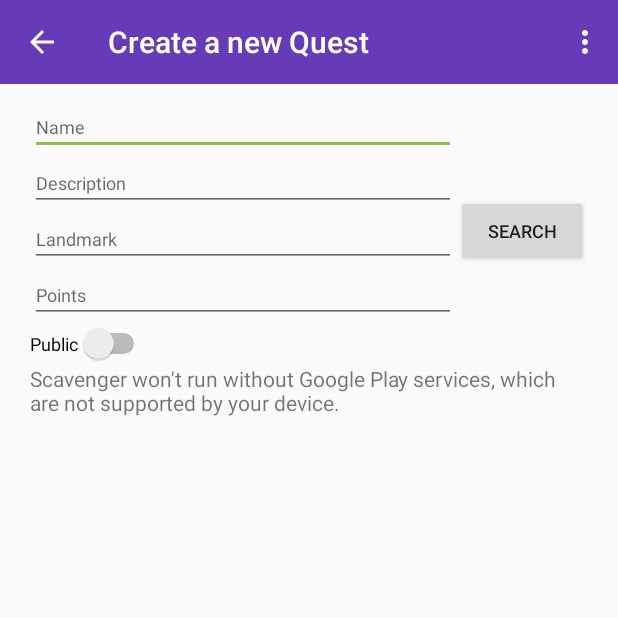
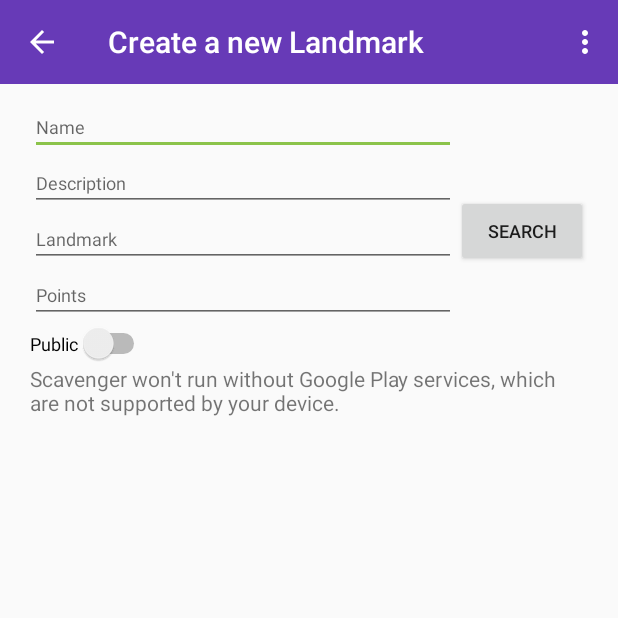
Before and after one commit to sergeydgr8/Scavenger, an Android app: the CreateLandmarkActivity screen opened directly, with no data from a screen before it, on a phone screen of 412 x 824 dp, the top half of it. Run offline under Robolectric (Android 15) with nearby library versions, the phone set to English and light mode, and no system bars; libraries missing offline, so code that uses them is left out: com.parse.

Commit message:
Refactored a bunch of things. Now need to fix up DB to correspond with the controllers and models.

```diff
--- a/Scavenger/app/src/main/java/com/android9033/scavenger/scavenger/Control/CreateQuestActivity.java
+++ b/Scavenger/app/src/main/java/com/android9033/scavenger/scavenger/Controllers/CreateLandmarkActivity.java
@@ -1,4 +1,4 @@
-package com.android9033.scavenger.scavenger.Control;
+package com.android9033.scavenger.scavenger.Controllers;
 
 import android.location.Address;
 import android.location.Geocoder;
@@ -15,6 +15,7 @@ import android.widget.EditText;
 import android.widget.Switch;
 import android.widget.Toast;
 
+import com.android9033.scavenger.scavenger.Models.Landmark;
 import com.android9033.scavenger.scavenger.R;
 import com.google.android.gms.maps.CameraUpdateFactory;
 import com.google.android.gms.maps.GoogleMap;
@@ -24,7 +25,6 @@ import com.google.android.gms.maps.model.LatLng;
 import com.google.android.gms.maps.model.MarkerOptions;
 import com.parse.ParseException;
 import com.parse.ParseGeoPoint;
-import com.parse.ParseObject;
 import com.parse.ParseUser;
 import com.parse.SaveCallback;
 
@@ -32,17 +32,15 @@ import java.io.IOException;
 import java.util.ArrayList;
 import java.util.List;
 
-import com.android9033.scavenger.scavenger.Model.Quest;
-
 /**
  * Created by yirongshao on 11/21/15.
  */
-public class CreateQuestActivity extends AppCompatActivity {
+public class CreateLandmarkActivity extends AppCompatActivity {
 
     private GoogleMap myMap;
-    private EditText questName;
-    private EditText questDescription;
-    private EditText questPoint;
+    private EditText landmarkName;
+    private EditText landmarkDescription;
+    private EditText landmarkPoint;
     private ParseGeoPoint geoPoint;
     private boolean isPublic;
 
@@ -55,14 +53,14 @@ public class CreateQuestActivity extends AppCompatActivity {
         Toolbar toolbar = (Toolbar) findViewById(R.id.app_bar);
         if (toolbar != null) {
             setSupportActionBar(toolbar);
-            getSupportActionBar().setTitle("Create a new Quest");
+            getSupportActionBar().setTitle("Create a new Landmark");
             getSupportActionBar().setHomeButtonEnabled(true);
             getSupportActionBar().setDisplayHomeAsUpEnabled(true);
         }
 
-        questName = (EditText) findViewById(R.id.etName);
-        questDescription = (EditText) findViewById(R.id.etDescriptoin);
-        questPoint = (EditText) findViewById(R.id.etPoint);
+        landmarkName = (EditText) findViewById(R.id.etName);
+        landmarkDescription = (EditText) findViewById(R.id.etDescriptoin);
+        landmarkPoint = (EditText) findViewById(R.id.etPoint);
 
 
         Switch mSwitch = (Switch) findViewById(R.id.switch1);
@@ -124,15 +122,15 @@ public class CreateQuestActivity extends AppCompatActivity {
 
     public void submitQuest(){
         if (checkValid()) {
-            String name = questName.getText().toString();
-            Quest quest = new Quest();
-            quest.setName(name);
-            quest.put("userfinished", new ArrayList<String>());
-            quest.setGeo(geoPoint);
-            quest.setStage(isPublic);
-            quest.setDes(questDescription.getText().toString());
-            quest.put("questpoint",questPoint.getText().toString());
-            quest.saveInBackground(new SaveCallback() {
+            String name = landmarkName.getText().toString();
+            Landmark landmark = new Landmark();
+            landmark.setName(name);
+            landmark.put("userfinished", new ArrayList<String>());
+            landmark.setGeo(geoPoint);
+            landmark.setStage(isPublic);
+            landmark.setDes(landmarkDescription.getText().toString());
+            landmark.put("questpoint", landmarkPoint.getText().toString());
+            landmark.saveInBackground(new SaveCallback() {
                 @Override
                 public void done(ParseException e) {
                 }
@@ -147,23 +145,23 @@ public class CreateQuestActivity extends AppCompatActivity {
 
                 }
             });
-            Toast.makeText(CreateQuestActivity.this, "Created", Toast.LENGTH_LONG)
+            Toast.makeText(CreateLandmarkActivity.this, "Created!", Toast.LENGTH_LONG)
                     .show();
         }
 
     }
 
     public boolean checkValid(){
-        if (isEmpty(questName)){
-            Toast.makeText(CreateQuestActivity.this, "Qest Name is Empty", Toast.LENGTH_LONG)
+        if (isEmpty(landmarkName)){
+            Toast.makeText(CreateLandmarkActivity.this, "Landmark name is empty! Please set a name.", Toast.LENGTH_LONG)
                     .show();
             return false;
-        } else if (isEmpty(questDescription)){
-            Toast.makeText(CreateQuestActivity.this, "Qest Description is Empty", Toast.LENGTH_LONG)
+        } else if (isEmpty(landmarkDescription)){
+            Toast.makeText(CreateLandmarkActivity.this, "Landmark description is empty! Please enter one.", Toast.LENGTH_LONG)
                     .show();
             return false;
         } else if (geoPoint == null){
-            Toast.makeText(CreateQuestActivity.this, "Please set a location", Toast.LENGTH_LONG)
+            Toast.makeText(CreateLandmarkActivity.this, "Location is empty! Please set a location.", Toast.LENGTH_LONG)
                     .show();
             return false;
         } else {
--- a/Scavenger/app/src/main/java/com/android9033/scavenger/scavenger/Control/MyActivity.java
+++ b/Scavenger/app/src/main/java/com/android9033/scavenger/scavenger/Controllers/MainActivity.java
@@ -1,24 +1,19 @@
-package com.android9033.scavenger.scavenger.Control;
+package com.android9033.scavenger.scavenger.Controllers;
 
-import android.app.ActionBar;
 import android.content.Intent;
 import android.os.Bundle;
 import android.support.design.widget.FloatingActionButton;
-import android.support.design.widget.Snackbar;
 import android.support.design.widget.TabLayout;
-import android.support.v4.app.FragmentActivity;
-import android.support.v4.app.NavUtils;
 import android.support.v4.view.ViewPager;
 import android.support.v7.app.AppCompatActivity;
 import android.support.v7.widget.Toolbar;
 import android.view.Menu;
 import android.view.MenuItem;
 import android.view.View;
-import android.widget.ImageView;
 
 import com.android9033.scavenger.scavenger.R;
 
-public class MyActivity extends AppCompatActivity {
+public class MainActivity extends AppCompatActivity {
 
 
     @Override
@@ -65,7 +60,7 @@ public class MyActivity extends AppCompatActivity {
         fab.setOnClickListener(new View.OnClickListener() {
             @Override
             public void onClick(View view) {
-                Intent mIntent = new Intent(MyActivity.this, CreateQuestActivity.class);
+                Intent mIntent = new Intent(MainActivity.this, CreateLandmarkActivity.class);
                 startActivity(mIntent);
 
             }
--- a/Scavenger/app/src/main/java/com/android9033/scavenger/scavenger/Control/YouFragment.java
+++ b/Scavenger/app/src/main/java/com/android9033/scavenger/scavenger/Controllers/YouFragment.java
@@ -1,4 +1,4 @@
-package com.android9033.scavenger.scavenger.Control;
+package com.android9033.scavenger.scavenger.Controllers;
 
 import android.content.Intent;
 import android.graphics.Bitmap;
@@ -14,7 +14,6 @@ import android.widget.ImageView;
 import android.widget.ListView;
 import android.widget.TextView;
 
-import com.android9033.scavenger.scavenger.Model.Quest;
 import com.android9033.scavenger.scavenger.R;
 import com.parse.GetDataCallback;
 import com.parse.ParseException;
--- a/Scavenger/app/src/main/java/com/android9033/scavenger/scavenger/Model/User.java
+++ b/Scavenger/app/src/main/java/com/android9033/scavenger/scavenger/Models/User.java
@@ -1,7 +1,6 @@
-package com.android9033.scavenger.scavenger.Model;
+package com.android9033.scavenger.scavenger.Models;
 
 import com.parse.ParseClassName;
-import com.parse.ParseObject;
 import com.parse.ParseUser;
 
 /**
--- a/Scavenger/app/src/main/res/layout/app_bar.xml
+++ b/Scavenger/app/src/main/res/layout/app_bar.xml
@@ -4,7 +4,7 @@
     xmlns:tools="http://schemas.android.com/tools"
     android:layout_width="match_parent"
     android:layout_height="wrap_content"
-    android:background="#673AB7"
+    android:background="@color/actionbar"
     android:fitsSystemWindows="true"
     app:theme="@style/ThemeOverlay.AppCompat.Dark.ActionBar"
     app:popupTheme="@style/ThemeOverlay.AppCompat.Light"
--- a/Scavenger/app/src/main/res/values/styles.xml
+++ b/Scavenger/app/src/main/res/values/styles.xml
@@ -6,6 +6,8 @@
         <item name="colorPrimary">@color/colorPrimary</item>
         <item name="colorPrimaryDark">@color/colorPrimaryDark</item>
         <item name="colorAccent">@color/colorAccent</item>
+        <item name="android:tabWidgetStyle">@style/LightTabWidget</item>
+
     </style>
     <style name="AppTheme.NoActionBar">
         <item name="windowActionBar">false</item>
@@ -14,4 +16,11 @@
     <style name="AppTheme.AppBarOverlay" parent="ThemeOverlay.AppCompat.Dark.ActionBar" />
     <style name="AppTheme.PopupOverlay" parent="ThemeOverlay.AppCompat.Light" />
 
+    <style name="LightTabWidget" parent="@android:style/Widget.TabWidget">
+        <!-- set textColor to red, so you can verify that it applied. -->
+        <!-- <item name="android:textColor">#f00</item>  -->
+        <!--<item name="android:textSize">12px</item> -->
+        <item name="android:textColor">#f3f3f3</item>
+    </style>
+
 </resources>
```
Also changed, not shown: Scavenger/app/src/main/AndroidManifest.xml (+11 -11 lines), Scavenger/app/src/main/java/com/android9033/scavenger/scavenger/Controllers/EditProfileActivity.java (renamed from Scavenger/app/src/main/java/com/android9033/scavenger/scavenger/Control/EditProfileActivity.java, +2 -8 lines), Scavenger/app/src/main/java/com/android9033/scavenger/scavenger/Controllers/FragmentPageAdapter.java (renamed from Scavenger/app/src/main/java/com/android9033/scavenger/scavenger/Control/FragmentPageAdapter.java, +3 -4 lines), Scavenger/app/src/main/java/com/android9033/scavenger/scavenger/Controllers/LandmarkActivity.java (renamed from Scavenger/app/src/main/java/com/android9033/scavenger/scavenger/Control/QuestInfoActivity.java, +24 -25 lines), Scavenger/app/src/main/java/com/android9033/scavenger/scavenger/Controllers/LoginActivity.java (renamed from Scavenger/app/src/main/java/com/android9033/scavenger/scavenger/Control/MainActivity.java, +6 -9 lines), Scavenger/app/src/main/java/com/android9033/scavenger/scavenger/Controllers/ParseApplication.java (renamed from Scavenger/app/src/main/java/com/android9033/scavenger/scavenger/Control/ParseApplication.java, +3 -4 lines), Scavenger/app/src/main/java/com/android9033/scavenger/scavenger/Controllers/QuestsListFragment.java (renamed from Scavenger/app/src/main/java/com/android9033/scavenger/scavenger/Control/RankingFragment.java, +32 -49 lines), Scavenger/app/src/main/java/com/android9033/scavenger/scavenger/Controllers/RankingFragment.java (renamed from Scavenger/app/src/main/java/com/android9033/scavenger/scavenger/Control/QuestsFragment.java, +42 -34 lines), Scavenger/app/src/main/java/com/android9033/scavenger/scavenger/Controllers/SignupActivity.java (renamed from Scavenger/app/src/main/java/com/android9033/scavenger/scavenger/Control/signupActivity.java, +5 -5 lines), Scavenger/app/src/main/java/com/android9033/scavenger/scavenger/Models/Landmark.java (renamed from Scavenger/app/src/main/java/com/android9033/scavenger/scavenger/Model/Quest.java, +6 -3 lines), Scavenger/app/src/main/java/com/android9033/scavenger/scavenger/Models/Quest.java (added, +18 -0 lines), 1 other file.
